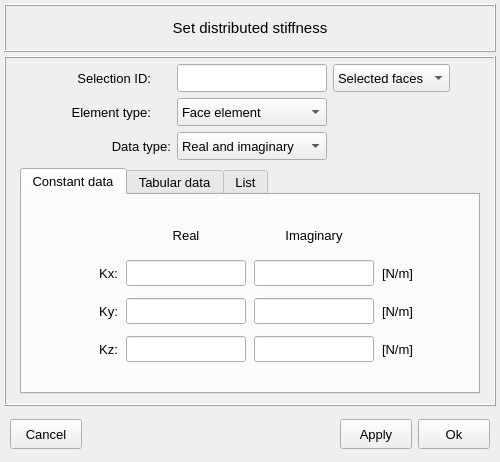
Before: the Qt Designer form vibra/interface/data/ui_files/model/structural/distributed_properties/distributed_stiffness_inputs.ui in MOPT-UFSC/VIBRA, drawn with Qt 5.
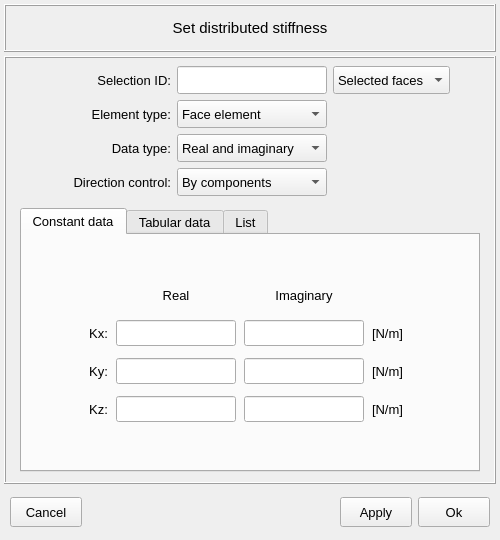
After: the same form once the commit is applied. Icons and pictures are not drawn.

Commit message: Add normal distributed stiffness and damping for 2D assignments

The edit to the form file:
```diff
--- a/vibra/interface/data/ui_files/model/structural/distributed_properties/distributed_stiffness_inputs.ui
+++ b/vibra/interface/data/ui_files/model/structural/distributed_properties/distributed_stiffness_inputs.ui
@@ -10,7 +10,7 @@
     <x>0</x>
     <y>0</y>
     <width>500</width>
-    <height>462</height>
+    <height>540</height>
    </rect>
   </property>
   <property name="sizePolicy">
@@ -103,7 +103,7 @@
         <property name="minimumSize">
          <size>
           <width>360</width>
-          <height>100</height>
+          <height>140</height>
          </size>
         </property>
         <property name="maximumSize">
@@ -123,13 +123,13 @@
           <number>2</number>
          </property>
          <property name="topMargin">
-          <number>2</number>
+          <number>4</number>
          </property>
          <property name="rightMargin">
           <number>2</number>
          </property>
          <property name="bottomMargin">
-          <number>2</number>
+          <number>4</number>
          </property>
          <property name="spacing">
           <number>6</number>
@@ -184,13 +184,13 @@
           <widget class="QLabel" name="label_2">
            <property name="minimumSize">
             <size>
-             <width>100</width>
+             <width>120</width>
              <height>28</height>
             </size>
            </property>
            <property name="maximumSize">
             <size>
-             <width>100</width>
+             <width>120</width>
              <height>28</height>
             </size>
            </property>
@@ -259,13 +259,13 @@
           <widget class="QLabel" name="label_3">
            <property name="minimumSize">
             <size>
-             <width>100</width>
+             <width>120</width>
              <height>28</height>
             </size>
            </property>
            <property name="maximumSize">
             <size>
-             <width>100</width>
+             <width>120</width>
              <height>28</height>
             </size>
            </property>
@@ -384,6 +384,81 @@
            </item>
           </widget>
          </item>
+         <item row="0" column="4">
+          <spacer name="horizontalSpacer_9">
+           <property name="orientation">
+            <enum>Qt::Orientation::Horizontal</enum>
+           </property>
+           <property name="sizeHint" stdset="0">
+            <size>
+             <width>40</width>
+             <height>20</height>
+            </size>
+           </property>
+          </spacer>
+         </item>
+         <item row="3" column="2">
+          <widget class="QComboBox" name="comboBox_direction_control">
+           <property name="minimumSize">
+            <size>
+             <width>0</width>
+             <height>28</height>
+            </size>
+           </property>
+           <property name="maximumSize">
+            <size>
+             <width>16777215</width>
+             <height>28</height>
+            </size>
+           </property>
+           <property name="font">
+            <font>
+             <pointsize>10</pointsize>
+             <bold>false</bold>
+            </font>
+           </property>
+           <item>
+            <property name="text">
+             <string>By components</string>
+            </property>
+           </item>
+           <item>
+            <property name="text">
+             <string>By normal</string>
+            </property>
+           </item>
+          </widget>
+         </item>
+         <item row="3" column="1">
+          <widget class="QLabel" name="label_8">
+           <property name="minimumSize">
+            <size>
+             <width>120</width>
+             <height>28</height>
+            </size>
+           </property>
+           <property name="maximumSize">
+            <size>
+             <width>120</width>
+             <height>28</height>
+            </size>
+           </property>
+           <property name="font">
+            <font>
+             <family>MS Shell Dlg 2</family>
+             <pointsize>10</pointsize>
+             <italic>false</italic>
+             <bold>false</bold>
+            </font>
+           </property>
+           <property name="text">
+            <string>Direction control:</string>
+           </property>
+           <property name="alignment">
+            <set>Qt::AlignmentFlag::AlignRight|Qt::AlignmentFlag::AlignTrailing|Qt::AlignmentFlag::AlignVCenter</set>
+           </property>
+          </widget>
+         </item>
         </layout>
        </widget>
       </item>
@@ -573,13 +648,13 @@
                  <widget class="QLabel" name="label_unit_Kx">
                   <property name="minimumSize">
                    <size>
-                    <width>60</width>
+                    <width>80</width>
                     <height>26</height>
                    </size>
                   </property>
                   <property name="maximumSize">
                    <size>
-                    <width>60</width>
+                    <width>80</width>
                     <height>26</height>
                    </size>
                   </property>
@@ -709,13 +784,13 @@
                  <widget class="QLabel" name="label_unit_Kz">
                   <property name="minimumSize">
                    <size>
-                    <width>60</width>
+                    <width>80</width>
                     <height>26</height>
                    </size>
                   </property>
                   <property name="maximumSize">
                    <size>
-                    <width>60</width>
+                    <width>80</width>
                     <height>26</height>
                    </size>
                   </property>
@@ -739,13 +814,13 @@
                  <widget class="QLabel" name="label_unit_Ky">
                   <property name="minimumSize">
                    <size>
-                    <width>60</width>
+                    <width>80</width>
                     <height>26</height>
                    </size>
                   </property>
                   <property name="maximumSize">
                    <size>
-                    <width>60</width>
+                    <width>80</width>
                     <height>26</height>
                    </size>
                   </property>
```
Left out of the diff: 56 changed lines with no effect on the pictures. The commit also changes 11 other files.
